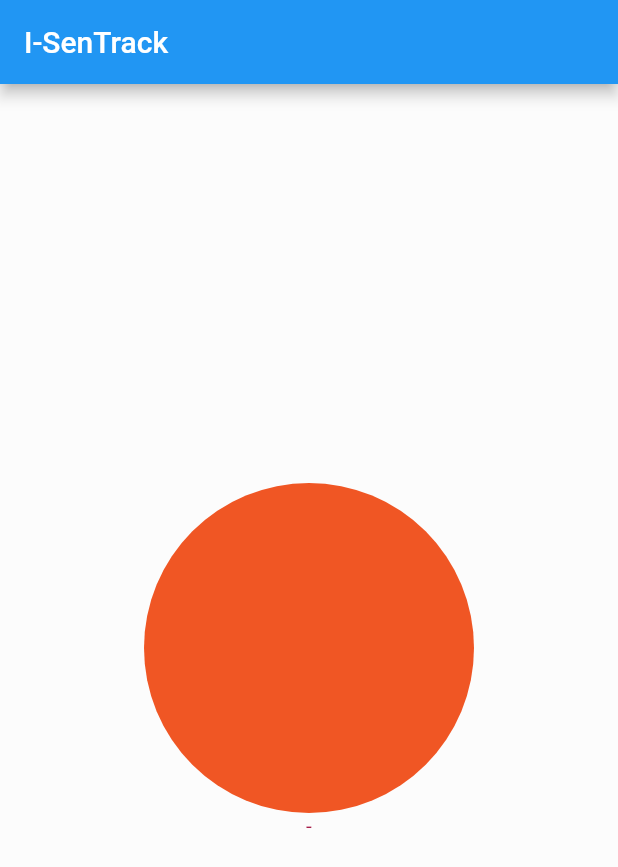
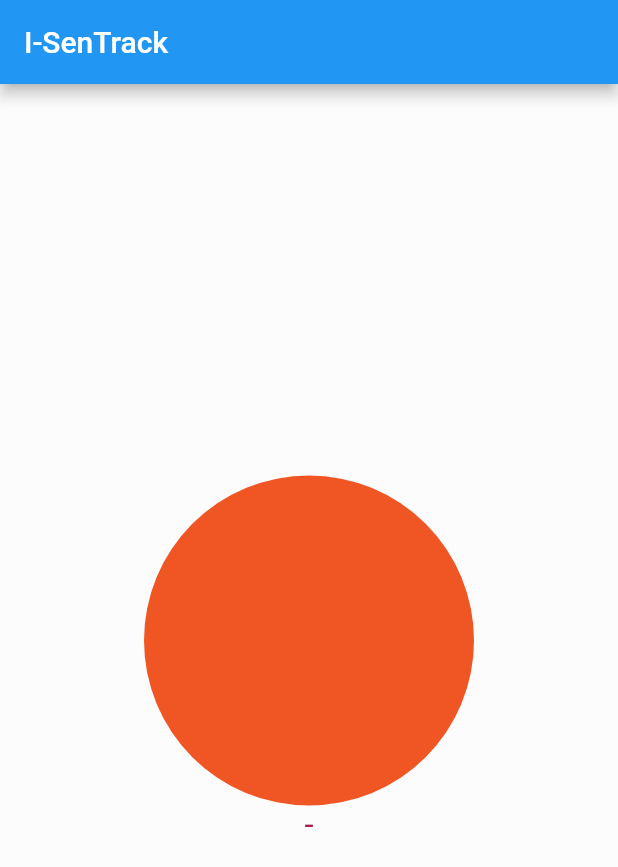
Before and after one commit to SuperCoderTech/i_SenTrack, a Flutter app: the screen it shows after launch, on a phone screen of 412 x 824 dp. Shown: the top 867 px of the screen. Run offline on Flutter 3.47's test engine with Material 2 defaults, Android fonts, the phone set to English and light mode, and no system bars; our stand-ins replace geolocator, shared_preferences.

```diff
--- a/lib/screens/home.dart
+++ b/lib/screens/home.dart
@@ -34,7 +34,7 @@ class _HomeState extends State<Home> {
           decoration: BoxDecoration(color: Colors.white38),
           child: Column(mainAxisAlignment: MainAxisAlignment.center, crossAxisAlignment: CrossAxisAlignment.center, children: [
             const CircleAvatar(backgroundColor: Color(0xFFf05624), radius: 110),
-            Text(position, style: TextStyle(color: Color(0xFFa71e4a)))
+            Text(position, style: TextStyle(color: Color(0xFFa71e4a), fontSize: 22))
           ])),
     );
   }
```
Also changed, not shown: 1 other file.
